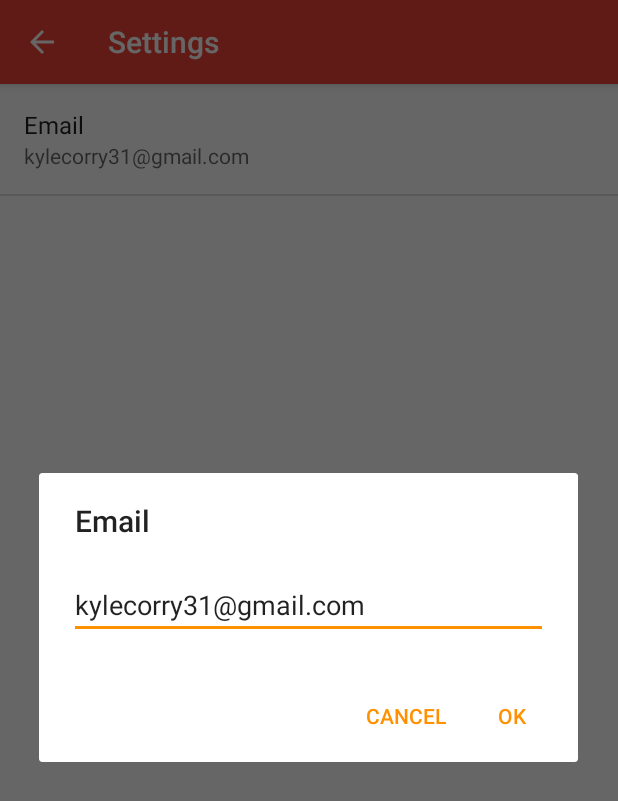
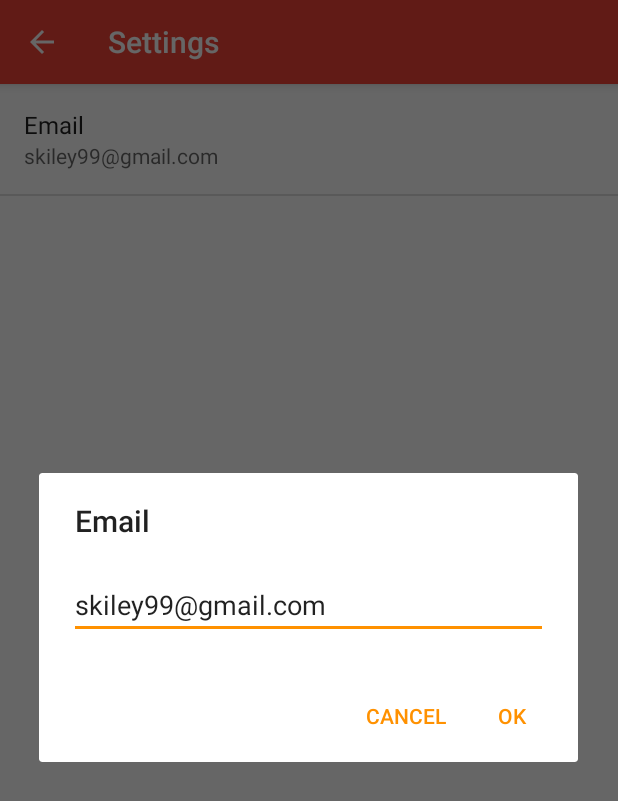
Before and after one commit to DylanKiley/InventoryApp, an Android app: the Settings screen opened directly, with no data from a screen before it, after a tap on "Email", on a phone screen of 412 x 824 dp. Shown: the top 801 px of the screen. Run offline under Robolectric (Android 15) with nearby library versions, the phone set to English and light mode, and no system bars.

Commit message:
production ready

```diff
--- a/app/build.gradle
+++ b/app/build.gradle
@@ -8,7 +8,7 @@ android {
         applicationId "com.kylecorry.inventory"
         minSdkVersion 15
         targetSdkVersion 22
-        versionCode 1
+        versionCode 2
         versionName "1.0"
     }
     buildTypes {
@@ -23,4 +23,5 @@ dependencies {
     compile fileTree(dir: 'libs', include: ['*.jar'])
     compile 'com.android.support:appcompat-v7:22.2.0'
     compile 'com.android.support:design:22.2.0'
+    compile 'com.google.android.gms:play-services-ads:7.5.0'
 }
--- a/app/src/main/java/com/kylecorry/inventory/Settings.java
+++ b/app/src/main/java/com/kylecorry/inventory/Settings.java
@@ -13,7 +13,7 @@ public class Settings extends AppCompatActivity {
     static Preference emailPref;
     static SharedPreferences sharedPreferences;
 
-    public static final String MAIN_EMAIL = "user@gmail.com";
+    public static final String MAIN_EMAIL = "";
 
     @Override
     protected void onCreate(Bundle savedInstanceState) {
--- a/app/src/main/res/values/strings.xml
+++ b/app/src/main/res/values/strings.xml
@@ -1,6 +1,6 @@
 <resources>
     <string name="app_name">Inventory</string>
 
-    <string name="hello_world">Hello world!</string>
     <string name="action_settings">Settings</string>
+    <string name="banner_ad_unit_id">ca-app-pub-4476437830721227/8161403592</string>
 </resources>
--- a/app/src/main/res/xml/prefs.xml
+++ b/app/src/main/res/xml/prefs.xml
@@ -2,7 +2,7 @@
 <PreferenceScreen xmlns:android="http://schemas.android.com/apk/res/android">
 
     <EditTextPreference
-        android:defaultValue="kylecorry31@gmail.com"
+        android:defaultValue="skiley99@gmail.com"
         android:key="email"
         android:summary="user@example.com"
         android:title="Email" />
```
Also changed, not shown: app/src/main/AndroidManifest.xml (+11 -0 lines), app/src/main/java/com/kylecorry/inventory/MainActivity.java (+11 -1 lines), app/src/main/res/layout/activity_main.xml (+11 -0 lines), 5 other files.
